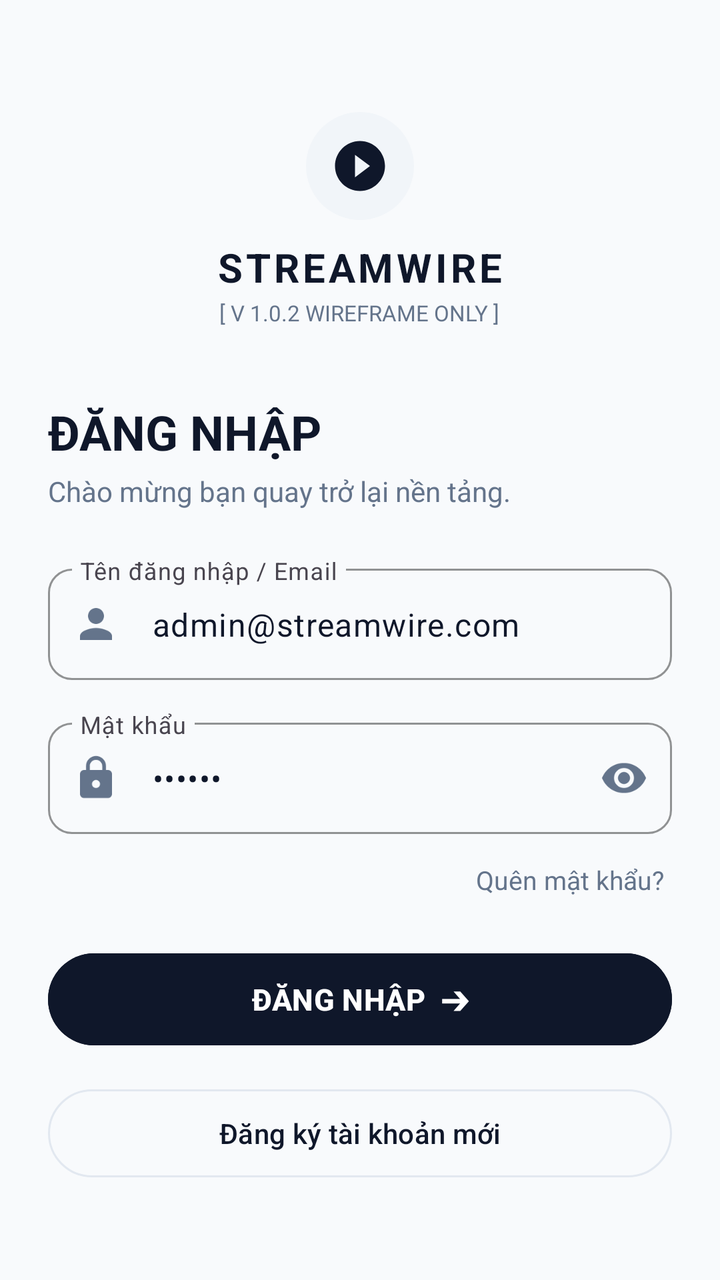
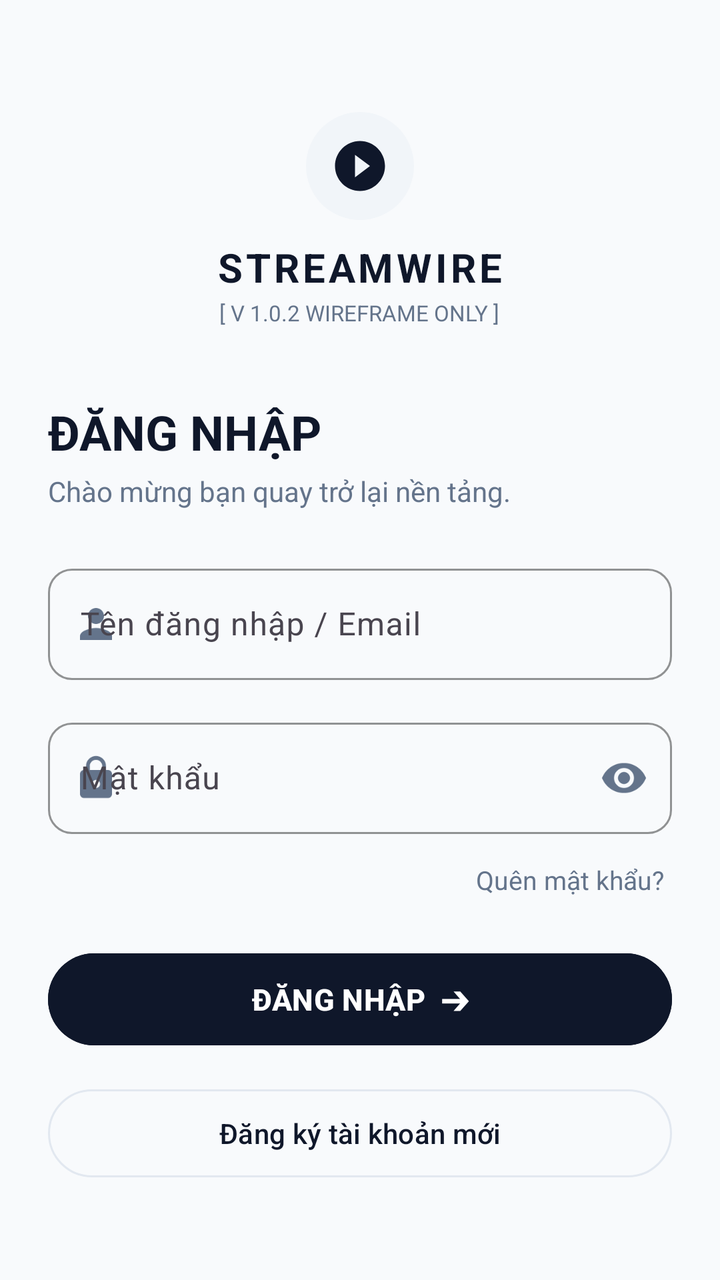

Compare the two renders of this Android layout. The source of the first and the diff that turns it into the second are given below.
<!-- AndroidManifest.xml: application theme Theme.StreamWire -->
<!-- res/layout/activity_login.xml -->
<?xml version="1.0" encoding="utf-8"?>
<androidx.constraintlayout.widget.ConstraintLayout xmlns:android="http://schemas.android.com/apk/res/android"
    xmlns:app="http://schemas.android.com/apk/res-auto"
    xmlns:tools="http://schemas.android.com/tools"
    android:layout_width="match_parent"
    android:layout_height="match_parent"
    android:background="@color/background"
    android:padding="24dp">

    <androidx.core.widget.NestedScrollView
        android:layout_width="match_parent"
        android:layout_height="match_parent"
        android:fillViewport="true"
        android:overScrollMode="never"
        app:layout_constraintBottom_toBottomOf="parent"
        app:layout_constraintTop_toTopOf="parent">

        <LinearLayout
            android:layout_width="match_parent"
            android:layout_height="wrap_content"
            android:gravity="center_horizontal"
            android:orientation="vertical">

            
            <ImageView
                android:id="@+id/ivLogo"
                android:layout_width="54dp"
                android:layout_height="54dp"
                android:layout_marginTop="32dp"
                android:background="@drawable/bg_circle_icon"
                android:padding="12dp"
                android:src="@drawable/ic_streamwire_logo"
                app:tint="@color/text_primary" />

            <TextView
                android:layout_width="wrap_content"
                android:layout_height="wrap_content"
                android:layout_marginTop="10dp"
                android:letterSpacing="0.08"
                android:text="STREAMWIRE"
                android:textColor="@color/text_primary"
                android:textSize="20sp"
                android:textStyle="bold" />

            <TextView
                android:layout_width="wrap_content"
                android:layout_height="wrap_content"
                android:layout_marginTop="2dp"
                android:text="[ V 1.0.2 WIREFRAME ONLY ]"
                android:textColor="@color/text_secondary"
                android:textSize="11sp" />

            
            <TextView
                android:layout_width="match_parent"
                android:layout_height="wrap_content"
                android:layout_marginTop="36dp"
                android:text="ĐĂNG NHẬP"
                android:textColor="@color/text_primary"
                android:textSize="24sp"
                android:textStyle="bold" />

            <TextView
                android:layout_width="match_parent"
                android:layout_height="wrap_content"
                android:layout_marginTop="4dp"
                android:text="Chào mừng bạn quay trở lại nền tảng."
                android:textColor="@color/text_secondary"
                android:textSize="14sp" />

            
            <com.google.android.material.textfield.TextInputLayout
                android:id="@+id/tilEmail"
                style="@style/Widget.StreamWire.TextInputLayout"
                android:layout_width="match_parent"
                android:layout_height="wrap_content"
                android:layout_marginTop="24dp"
                android:hint="Tên đăng nhập / Email"
                app:startIconDrawable="@drawable/ic_person"
                app:startIconTint="@color/text_secondary">

                <com.google.android.material.textfield.TextInputEditText
                    android:id="@+id/etEmail"
                    android:layout_width="match_parent"
                    android:layout_height="wrap_content"
                    android:inputType="textEmailAddress"
                    android:text="admin@streamwire.com"
                    android:textColor="@color/text_primary" />
            </com.google.android.material.textfield.TextInputLayout>

            
            <com.google.android.material.textfield.TextInputLayout
                android:id="@+id/tilPassword"
                style="@style/Widget.StreamWire.TextInputLayout"
                android:layout_width="match_parent"
                android:layout_height="wrap_content"
                android:layout_marginTop="16dp"
                android:hint="Mật khẩu"
                app:passwordToggleEnabled="true"
                app:passwordToggleTint="@color/text_secondary"
                app:startIconDrawable="@drawable/ic_lock"
                app:startIconTint="@color/text_secondary">

                <com.google.android.material.textfield.TextInputEditText
                    android:id="@+id/etPassword"
                    android:layout_width="match_parent"
                    android:layout_height="wrap_content"
                    android:inputType="textPassword"
                    android:text="123456"
                    android:textColor="@color/text_primary" />
            </com.google.android.material.textfield.TextInputLayout>

            
            <TextView
                android:id="@+id/tvForgotPassword"
                android:layout_width="wrap_content"
                android:layout_height="wrap_content"
                android:layout_gravity="end"
                android:layout_marginTop="10dp"
                android:padding="4dp"
                android:text="Quên mật khẩu?"
                android:textColor="@color/text_secondary"
                android:textSize="13sp" />

            
            <com.google.android.material.button.MaterialButton
                android:id="@+id/btnLogin"
                android:layout_width="match_parent"
                android:layout_height="54dp"
                android:layout_marginTop="20dp"
                android:backgroundTint="@color/primary"
                android:text="ĐĂNG NHẬP  ➔"
                android:textColor="@color/text_on_primary"
                android:textSize="15sp"
                android:textStyle="bold"
                app:cornerRadius="27dp" />

            
            <com.google.android.material.button.MaterialButton
                android:id="@+id/btnRegister"
                style="@style/Widget.Material3.Button.OutlinedButton"
                android:layout_width="match_parent"
                android:layout_height="52dp"
                android:layout_marginTop="14dp"
                android:text="Đăng ký tài khoản mới"
                android:textColor="@color/text_primary"
                android:textSize="14sp"
                app:cornerRadius="26dp"
                app:strokeColor="@color/divider" />

            
            <com.google.android.material.button.MaterialButton
                android:id="@+id/btnGuestMode"
                style="@style/Widget.Material3.Button.TextButton"
                android:layout_width="match_parent"
                android:layout_height="48dp"
                android:layout_marginTop="8dp"
                android:text="Duyệt xem trước không cần đăng nhập"
                android:textColor="@color/text_secondary"
                android:textSize="13sp"
                app:icon="@drawable/ic_visibility"
                app:iconGravity="textStart"
                app:iconTint="@color/text_secondary" />

            
            <View
                android:layout_width="match_parent"
                android:layout_height="0dp"
                android:layout_weight="1"
                android:minHeight="32dp" />

            
            <TextView
                android:layout_width="match_parent"
                android:layout_height="wrap_content"
                android:layout_marginBottom="16dp"
                android:gravity="center"
                android:text="Bằng việc đăng nhập, bạn đồng ý với Điều khoản dịch vụ và Chính sách bảo mật của StreamWire."
                android:textColor="@color/text_hint"
                android:textSize="11sp" />

        </LinearLayout>
    </androidx.core.widget.NestedScrollView>

</androidx.constraintlayout.widget.ConstraintLayout>
<!-- resources referenced by this layout -->
<resources>
  <color name="background">#F8FAFC</color>
  <color name="divider">#E2E8F0</color>
  <color name="primary">#0F172A</color>
  <color name="text_hint">#94A3B8</color>
  <color name="text_on_primary">#FFFFFF</color>
  <color name="text_primary">#0F172A</color>
  <color name="text_secondary">#64748B</color>
  <!-- drawable bg_circle_icon (drawable) -->
  <?xml version="1.0" encoding="utf-8"?>
  <shape xmlns:android="http://schemas.android.com/apk/res/android"
      android:shape="oval">
      <solid android:color="@color/badge_bg" />
  </shape>
  <!-- drawable ic_lock (drawable) -->
  <vector xmlns:android="http://schemas.android.com/apk/res/android"
      android:width="24dp"
      android:height="24dp"
      android:viewportWidth="24"
      android:viewportHeight="24">
    <path
        android:fillColor="?attr/colorPrimary"
        android:pathData="M18,8h-1V6c0,-2.76 -2.24,-5 -5,-5S7,3.24 7,6v2H6c-1.1,0 -2,0.9 -2,2v10c0,1.1 0.9,2 2,2h12c1.1,0 2,-0.9 2,-2V10c0,-1.1 -0.9,-2 -2,-2zm-6,9c-1.1,0 -2,-0.9 -2,-2s0.9,-2 2,-2 2,0.9 2,2 -0.9,2 -2,2zm3.1,-9H8.9V6c0,-1.71 1.39,-3.1 3.1,-3.1 1.71,0 3.1,1.39 3.1,3.1v2z"/>
  </vector>
  <!-- drawable ic_person (drawable) -->
  <vector xmlns:android="http://schemas.android.com/apk/res/android"
      android:width="24dp"
      android:height="24dp"
      android:viewportWidth="24"
      android:viewportHeight="24">
    <path
        android:fillColor="?attr/colorPrimary"
        android:pathData="M12,12c2.21,0 4,-1.79 4,-4s-1.79,-4 -4,-4 -4,1.79 -4,4 1.79,4 4,4zm0,2c-2.67,0 -8,1.34 -8,4v2h16v-2c0,-2.66 -5.33,-4 -8,-4z"/>
  </vector>
  <!-- drawable ic_streamwire_logo (drawable) -->
  <vector xmlns:android="http://schemas.android.com/apk/res/android"
      android:width="24dp"
      android:height="24dp"
      android:viewportWidth="24"
      android:viewportHeight="24">
    <path
        android:fillColor="?attr/colorPrimary"
        android:pathData="M12,2C6.48,2 2,6.48 2,12s4.48,10 10,10 10,-4.48 10,-10S17.52,2 12,2zM10,16.5v-9l6,4.5 -6,4.5z"/>
  </vector>
  <!-- drawable ic_visibility (drawable) -->
  <vector xmlns:android="http://schemas.android.com/apk/res/android"
      android:width="24dp"
      android:height="24dp"
      android:viewportWidth="24"
      android:viewportHeight="24">
    <path
        android:fillColor="?attr/colorPrimary"
        android:pathData="M12,4.5C7,4.5 2.73,7.61 1,12c1.73,4.39 6,7.5 11,7.5s9.27,-3.11 11,-7.5c-1.73,-4.39 -6,-7.5 -11,-7.5zM12,17c-2.76,0 -5,-2.24 -5,-5s2.24,-5 5,-5 5,2.24 5,5 -2.24,5 -5,5zm0,-8c-1.66,0 -3,1.34 -3,3s1.34,3 3,3 3,-1.34 3,-3 -1.34,-3 -3,-3z"/>
  </vector>
  <style name="Widget.StreamWire.TextInputLayout" parent="Widget.Material3.TextInputLayout.OutlinedBox">
          <item name="boxCornerRadiusTopStart">12dp</item>
          <item name="boxCornerRadiusTopEnd">12dp</item>
          <item name="boxCornerRadiusBottomStart">12dp</item>
          <item name="boxCornerRadiusBottomEnd">12dp</item>
          <item name="boxStrokeColor">@color/divider</item>
          <item name="boxStrokeWidth">1dp</item>
          <item name="hintTextColor">@color/text_secondary</item>
      </style>
  <color name="badge_bg">#F1F5F9</color>
  <color name="primary_variant">#1E293B</color>
  <color name="secondary">#2563EB</color>
  <color name="badge_text">#334155</color>
  <color name="surface">#FFFFFF</color>
  <color name="card_background">#FFFFFF</color>
  <style name="Widget.StreamWire.CardView" parent="Widget.Material3.CardView.Elevated">
          <item name="cardBackgroundColor">@color/card_background</item>
          <item name="cardCornerRadius">14dp</item>
          <item name="cardElevation">0dp</item>
          <item name="strokeWidth">1dp</item>
          <item name="strokeColor">@color/divider</item>
      </style>
  <!-- unchanged entries left out for length: 1 -->
</resources>

<!-- the commit's change to res/layout/activity_login.xml (unified diff, before → after) -->
@@ -84,7 +84,7 @@
                     android:layout_width="match_parent"
                     android:layout_height="wrap_content"
                     android:inputType="textEmailAddress"
-                    android:text="admin@streamwire.com"
+
                     android:textColor="@color/text_primary" />
             </com.google.android.material.textfield.TextInputLayout>
 
@@ -106,7 +106,7 @@
                     android:layout_width="match_parent"
                     android:layout_height="wrap_content"
                     android:inputType="textPassword"
-                    android:text="123456"
+
                     android:textColor="@color/text_primary" />
             </com.google.android.material.textfield.TextInputLayout>
 
